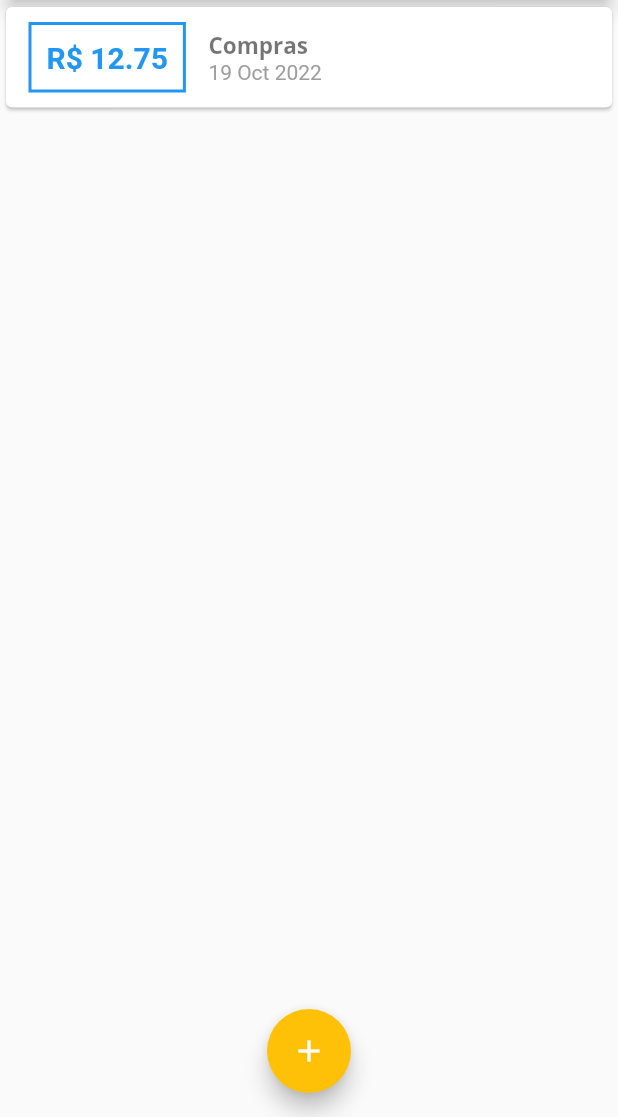
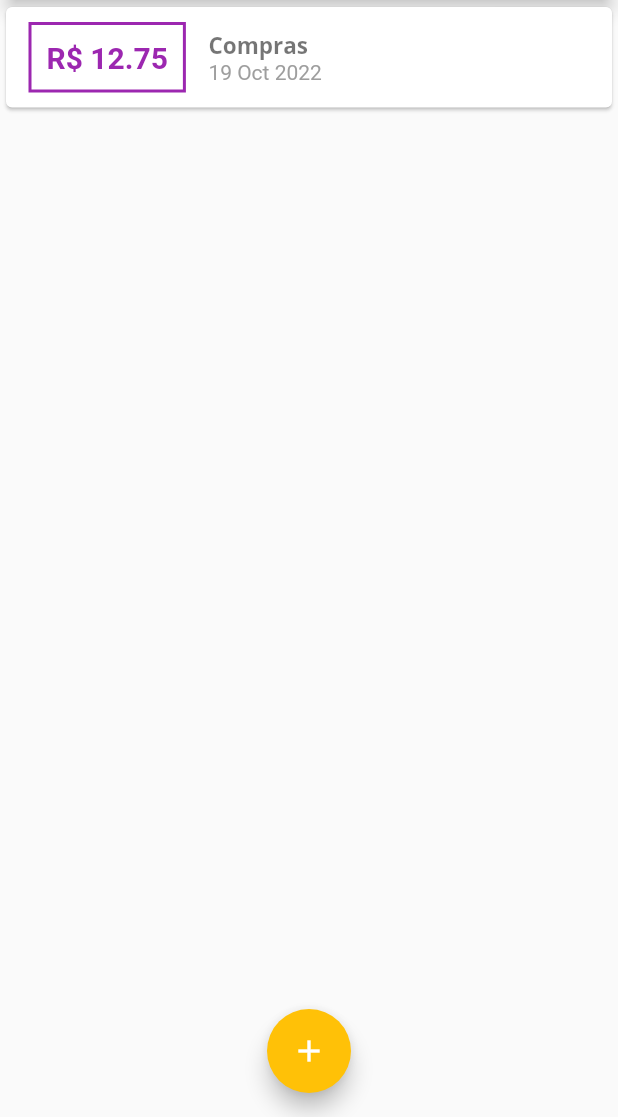
Before and after one commit to MarhlonKorb/expenses, a Flutter app: the screen it shows after launch, on a phone screen of 412 x 824 dp, the part 119-1236 px from its top. Run offline on Flutter 3.47's test engine with Material 2 defaults, Android fonts, the phone set to English and light mode, and no system bars.

Commit message:
Correcao do tema do Box decoration

```diff
--- a/lib/components/transaction_list.dart
+++ b/lib/components/transaction_list.dart
@@ -25,7 +25,7 @@ class TransactionList extends StatelessWidget {
                 margin:
                     const EdgeInsets.symmetric(horizontal: 15, vertical: 10),
                 decoration: BoxDecoration(
-                    border: Border.all(color: Theme.of(context).primaryColor, width: 2)),
+                    border: Border.all(color: Theme.of(context).colorScheme.primary, width: 2)),
 
                 padding: const EdgeInsets.all(10),
                 child: Text(
@@ -33,7 +33,7 @@ class TransactionList extends StatelessWidget {
                   style:  TextStyle(
                       fontWeight: FontWeight.bold,
                       fontSize: 20,
-                      color: Theme.of(context).primaryColor),
+                      color: Theme.of(context).colorScheme.primary),
                 ),
               ),
               Column(
```
